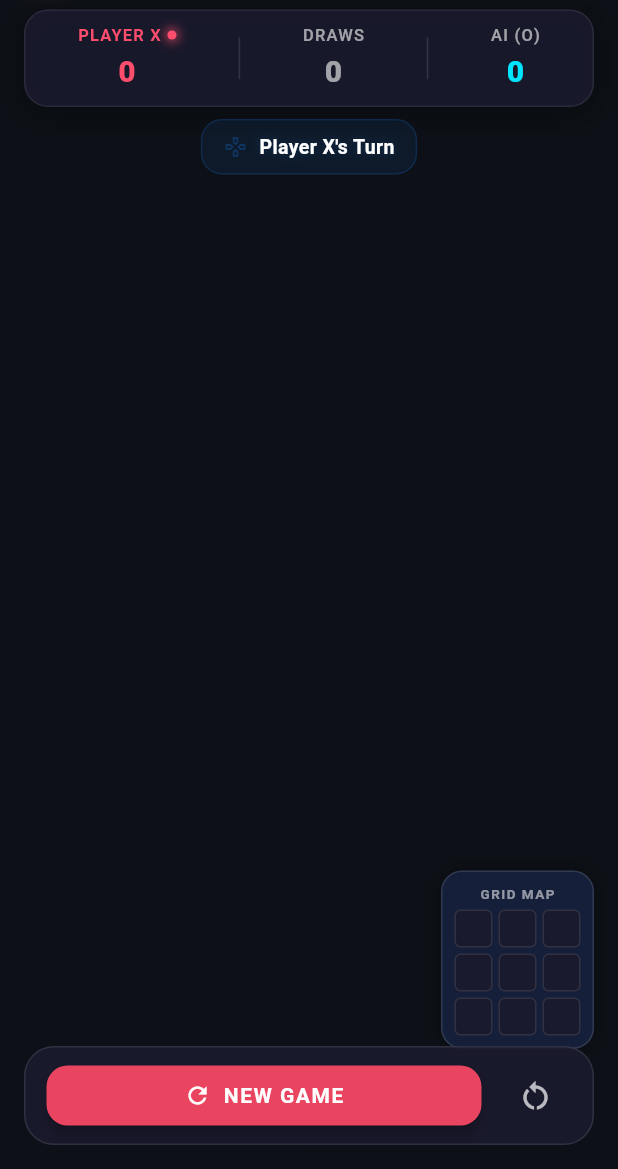
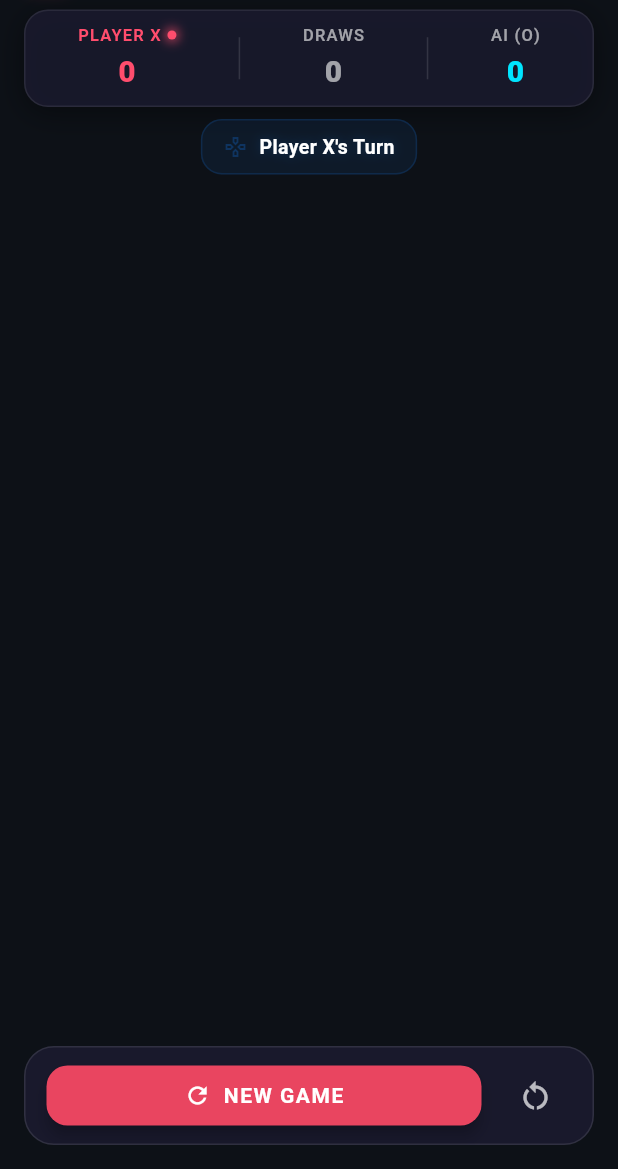
Before and after one commit to abdallahshaban557/flutter_scene_tic_tac_toe, a Flutter app: the GameOverlay widget shown alone on an empty page, opened directly with empty values, on a phone screen of 412 x 824 dp, the part 67-1236 px from its top. Run offline on Flutter 3.47's test engine with Material 3 defaults, Android fonts, the phone set to English and light mode, and no system bars; missing offline and left inert: flutter_scene; statements that could not run were skipped.

Commit message:
remove grid

```diff
--- a/lib/main.dart
+++ b/lib/main.dart
@@ -207,7 +207,6 @@ class _TicTacToeGameScreenState extends State<TicTacToeGameScreen> {
                 controller: _gameController,
                 onNewGame: _handleNewGame,
                 onResetScores: _handleResetScores,
-                onCellTapped: _handleCellTapped,
               );
             },
           ),
--- a/lib/ui/game_overlay.dart
+++ b/lib/ui/game_overlay.dart
@@ -5,14 +5,12 @@ class GameOverlay extends StatelessWidget {
   final GameController controller;
   final VoidCallback onNewGame;
   final VoidCallback onResetScores;
-  final ValueChanged<int> onCellTapped;
 
   const GameOverlay({
     super.key,
     required this.controller,
     required this.onNewGame,
     required this.onResetScores,
-    required this.onCellTapped,
   });
 
   @override
@@ -37,14 +35,7 @@ class GameOverlay extends StatelessWidget {
             ),
           ),
 
-          // 2. Corner Mini-Board HUD for quick visual reference & secondary tap
-          Positioned(
-            right: 16,
-            bottom: 80,
-            child: _buildMiniBoardHUD(context),
-          ),
-
-          // 3. Bottom Controls Bar
+          // 2. Bottom Controls Bar
           Positioned(
             bottom: 16,
             left: 16,
@@ -337,106 +328,6 @@ class GameOverlay extends StatelessWidget {
     );
   }
 
-  Widget _buildMiniBoardHUD(BuildContext context) {
-    return Container(
-      padding: const EdgeInsets.all(8),
-      decoration: BoxDecoration(
-        color: const Color(0xFF16213E).withValues(alpha: 0.9),
-        borderRadius: BorderRadius.circular(14),
-        border: Border.all(color: Colors.white12),
-        boxShadow: [
-          BoxShadow(
-            color: Colors.black.withValues(alpha: 0.4),
-            blurRadius: 8,
-          ),
-        ],
-      ),
-      child: Column(
-        mainAxisSize: MainAxisSize.min,
-        children: [
-          const Text(
-            "GRID MAP",
-            style: TextStyle(
-              color: Colors.white54,
-              fontSize: 9,
-              fontWeight: FontWeight.bold,
-              letterSpacing: 1.0,
-            ),
-          ),
-          const SizedBox(height: 4),
-          SizedBox(
-            width: 84,
-            height: 84,
-            child: GridView.builder(
-              physics: const NeverScrollableScrollPhysics(),
-              gridDelegate: const SliverGridDelegateWithFixedCrossAxisCount(
-                crossAxisCount: 3,
-                crossAxisSpacing: 4,
-                mainAxisSpacing: 4,
-              ),
-              itemCount: 9,
-              itemBuilder: (context, index) {
-                final cell = controller.board[index];
-                final isWinner =
-                    controller.winResult?.winningIndices.contains(index) ?? false;
-                final isTargetLoser =
-                    controller.currentlyTargetedLoserIndex == index;
-
-                Color cellBg = const Color(0xFF1A1A2E);
-                Widget? content;
-
-                if (cell == CellState.x) {
-                  content = const Text(
-                    "X",
-                    style: TextStyle(
-                      color: Color(0xFFFF4D6D),
-                      fontWeight: FontWeight.bold,
-                      fontSize: 12,
-                    ),
-                  );
-                } else if (cell == CellState.o) {
-                  content = const Text(
-                    "O",
-                    style: TextStyle(
-                      color: Color(0xFF00E5FF),
-                      fontWeight: FontWeight.bold,
-                      fontSize: 12,
-                    ),
-                  );
-                }
-
-                if (isWinner) {
-                  cellBg = const Color(0xFF57CC99).withValues(alpha: 0.3);
-                } else if (isTargetLoser) {
-                  cellBg = Colors.red.withValues(alpha: 0.35);
-                }
-
-                return InkWell(
-                  onTap: () => onCellTapped(index),
-                  borderRadius: BorderRadius.circular(4),
-                  child: Container(
-                    decoration: BoxDecoration(
-                      color: cellBg,
-                      borderRadius: BorderRadius.circular(4),
-                      border: Border.all(
-                        color: isWinner
-                            ? const Color(0xFF57CC99)
-                            : isTargetLoser
-                                ? Colors.redAccent
-                                : Colors.white10,
-                      ),
-                    ),
-                    child: Center(child: content),
-                  ),
-                );
-              },
-            ),
-          ),
-        ],
-      ),
-    );
-  }
-
   Widget _buildBottomControls(BuildContext context) {
     return Container(
       padding: const EdgeInsets.symmetric(horizontal: 14, vertical: 8),
```
